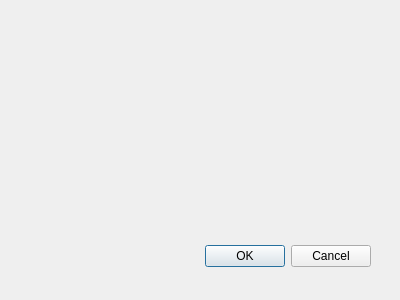
This is lib/gui/lib/OpenApk/OpenApk.ui in F8LEFT/ART as Qt 5 draws it before an edit. The edited form follows.
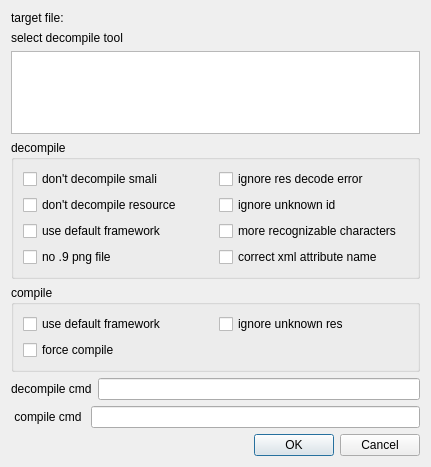
This is the edited form.

Diff of the .ui file:
```diff
--- a/lib/gui/lib/OpenApk/OpenApk.ui
+++ b/lib/gui/lib/OpenApk/OpenApk.ui
@@ -8,29 +8,171 @@
    <rect>
     <x>0</x>
     <y>0</y>
-    <width>400</width>
-    <height>300</height>
+    <width>431</width>
+    <height>467</height>
    </rect>
   </property>
   <property name="windowTitle">
    <string>Dialog</string>
   </property>
-  <widget class="QDialogButtonBox" name="buttonBox">
-   <property name="geometry">
-    <rect>
-     <x>30</x>
-     <y>240</y>
-     <width>341</width>
-     <height>32</height>
-    </rect>
-   </property>
-   <property name="orientation">
-    <enum>Qt::Horizontal</enum>
-   </property>
-   <property name="standardButtons">
-    <set>QDialogButtonBox::Cancel|QDialogButtonBox::Ok</set>
-   </property>
-  </widget>
+  <layout class="QGridLayout" name="gridLayout_3">
+   <item row="0" column="0">
+    <widget class="QLabel" name="mTargetFileLabel">
+     <property name="text">
+      <string>target file:</string>
+     </property>
+    </widget>
+   </item>
+   <item row="1" column="0" colspan="2">
+    <widget class="QLabel" name="mToolSelectLabel">
+     <property name="text">
+      <string>select decompile tool</string>
+     </property>
+    </widget>
+   </item>
+   <item row="2" column="0" colspan="2">
+    <widget class="QListWidget" name="mApkToolListWidget"/>
+   </item>
+   <item row="3" column="0" colspan="2">
+    <widget class="QGroupBox" name="decompileGroup">
+     <property name="title">
+      <string>decompile</string>
+     </property>
+     <layout class="QGridLayout" name="gridLayout_2">
+      <item row="0" column="0">
+       <widget class="QCheckBox" name="mDsBox">
+        <property name="text">
+         <string>don't decompile smali</string>
+        </property>
+       </widget>
+      </item>
+      <item row="0" column="1">
+       <widget class="QCheckBox" name="mDirBox">
+        <property name="text">
+         <string>ignore res decode error</string>
+        </property>
+       </widget>
+      </item>
+      <item row="1" column="0">
+       <widget class="QCheckBox" name="mDrBox">
+        <property name="text">
+         <string>don't decompile resource</string>
+        </property>
+       </widget>
+      </item>
+      <item row="1" column="1">
+       <widget class="QCheckBox" name="mDfuiBox">
+        <property name="text">
+         <string>ignore unknown id</string>
+        </property>
+       </widget>
+      </item>
+      <item row="2" column="0">
+       <widget class="QCheckBox" name="mDdfBox">
+        <property name="text">
+         <string>use default framework</string>
+        </property>
+       </widget>
+      </item>
+      <item row="2" column="1">
+       <widget class="QCheckBox" name="mDmcBox">
+        <property name="text">
+         <string>more recognizable characters</string>
+        </property>
+       </widget>
+      </item>
+      <item row="3" column="0">
+       <widget class="QCheckBox" name="mDn9Box">
+        <property name="text">
+         <string>no .9 png file</string>
+        </property>
+       </widget>
+      </item>
+      <item row="3" column="1">
+       <widget class="QCheckBox" name="mDxnBox">
+        <property name="text">
+         <string>correct xml attribute name</string>
+        </property>
+       </widget>
+      </item>
+     </layout>
+    </widget>
+   </item>
+   <item row="4" column="0" colspan="2">
+    <widget class="QGroupBox" name="compileGroup">
+     <property name="title">
+      <string>compile</string>
+     </property>
+     <layout class="QGridLayout" name="gridLayout">
+      <item row="0" column="0">
+       <widget class="QCheckBox" name="mCdfBox">
+        <property name="text">
+         <string>use default framework</string>
+        </property>
+       </widget>
+      </item>
+      <item row="1" column="0">
+       <widget class="QCheckBox" name="mCfBox">
+        <property name="text">
+         <string>force compile</string>
+        </property>
+       </widget>
+      </item>
+      <item row="0" column="1">
+       <widget class="QCheckBox" name="mCfndBox">
+        <property name="text">
+         <string>ignore unknown res</string>
+        </property>
+       </widget>
+      </item>
+     </layout>
+    </widget>
+   </item>
+   <item row="5" column="0" colspan="2">
+    <layout class="QHBoxLayout" name="mBotDecompileLayout">
+     <item>
+      <widget class="QLabel" name="mDecompileLabel">
+       <property name="text">
+        <string>decompile cmd</string>
+       </property>
+      </widget>
+     </item>
+     <item>
+      <widget class="QLineEdit" name="mDecompileEdit"/>
+     </item>
+    </layout>
+   </item>
+   <item row="6" column="0" colspan="2">
+    <layout class="QHBoxLayout" name="mBotCompileLayout">
+     <item>
+      <widget class="QLabel" name="mCompileLabel">
+       <property name="text">
+        <string> compile cmd </string>
+       </property>
+      </widget>
+     </item>
+     <item>
+      <widget class="QLineEdit" name="mCompileEdit"/>
+     </item>
+    </layout>
+   </item>
+   <item row="7" column="1">
+    <widget class="QDialogButtonBox" name="buttonBox">
+     <property name="orientation">
+      <enum>Qt::Horizontal</enum>
+     </property>
+     <property name="standardButtons">
+      <set>QDialogButtonBox::Cancel|QDialogButtonBox::Ok</set>
+     </property>
+    </widget>
+   </item>
+  </layout>
+  <zorder>compileGroup</zorder>
+  <zorder>mTargetFileLabel</zorder>
+  <zorder>mApkToolListWidget</zorder>
+  <zorder>mToolSelectLabel</zorder>
+  <zorder>buttonBox</zorder>
+  <zorder>decompileGroup</zorder>
  </widget>
  <pixmapfunction/>
  <resources/>
```
Left out of the diff: 40 changed lines with no effect on the pictures.
